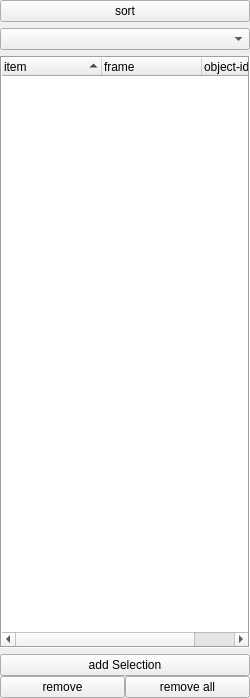
Above: af/gui/sidebar/AfSortWidget.ui from manerotoni/afw before the change. Below: the same form after it.
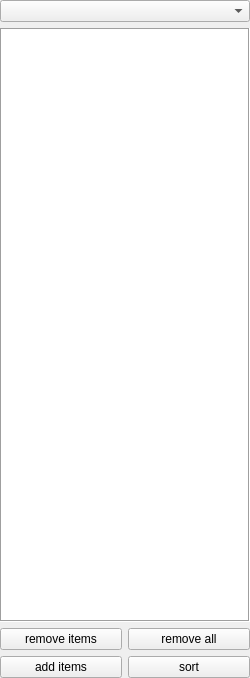
That is the form after the change.

Commit message: model/view for sorter sidebar

Diff of the .ui file:
```diff
--- a/af/gui/sidebar/AfSortWidget.ui
+++ b/af/gui/sidebar/AfSortWidget.ui
@@ -7,7 +7,7 @@
     <x>0</x>
     <y>0</y>
     <width>250</width>
-    <height>698</height>
+    <height>678</height>
    </rect>
   </property>
   <property name="windowTitle">
@@ -22,18 +22,11 @@
      <property name="spacing">
       <number>-1</number>
      </property>
-     <item>
-      <widget class="QPushButton" name="sortBtn">
-       <property name="text">
-        <string>sort</string>
-       </property>
-      </widget>
-     </item>
      <item>
       <widget class="QComboBox" name="sortAlgorithm"/>
      </item>
      <item>
-      <widget class="QTreeWidget" name="items">
+      <widget class="QTreeView" name="treeview">
        <property name="frameShape">
         <enum>QFrame::Box</enum>
        </property>
@@ -76,65 +69,37 @@
        <property name="expandsOnDoubleClick">
         <bool>false</bool>
        </property>
-       <attribute name="headerStretchLastSection">
-        <bool>true</bool>
-       </attribute>
-       <column>
-        <property name="text">
-         <string>item</string>
-        </property>
-       </column>
-       <column>
-        <property name="text">
-         <string>frame</string>
-        </property>
-       </column>
-       <column>
-        <property name="text">
-         <string>object-id</string>
-        </property>
-       </column>
       </widget>
      </item>
      <item>
-      <layout class="QVBoxLayout" name="vbox2">
-       <property name="spacing">
-        <number>0</number>
-       </property>
-       <item>
-        <layout class="QVBoxLayout" name="vbox1">
-         <property name="spacing">
-          <number>0</number>
+      <layout class="QGridLayout" name="gbox">
+       <item row="0" column="0">
+        <widget class="QPushButton" name="removeBtn">
+         <property name="text">
+          <string>remove items</string>
          </property>
-         <item>
-          <widget class="QPushButton" name="addBtn">
-           <property name="text">
-            <string>add Selection</string>
-           </property>
-          </widget>
-         </item>
-        </layout>
+        </widget>
        </item>
-       <item>
-        <layout class="QHBoxLayout" name="hbox1">
-         <property name="spacing">
-          <number>-1</number>
+       <item row="1" column="0">
+        <widget class="QPushButton" name="addBtn">
+         <property name="text">
+          <string>add items</string>
          </property>
-         <item>
-          <widget class="QPushButton" name="removeBtn">
-           <property name="text">
-            <string>remove</string>
-           </property>
-          </widget>
-         </item>
-         <item>
-          <widget class="QPushButton" name="removeAllBtn">
-           <property name="text">
-            <string>remove all</string>
-           </property>
-          </widget>
-         </item>
-        </layout>
+        </widget>
+       </item>
+       <item row="0" column="1">
+        <widget class="QPushButton" name="removeAllBtn">
+         <property name="text">
+          <string>remove all</string>
+         </property>
+        </widget>
+       </item>
+       <item row="1" column="1">
+        <widget class="QPushButton" name="sortBtn">
+         <property name="text">
+          <string>sort</string>
+         </property>
+        </widget>
        </item>
       </layout>
      </item>
```
The commit also changes 5 other files.
